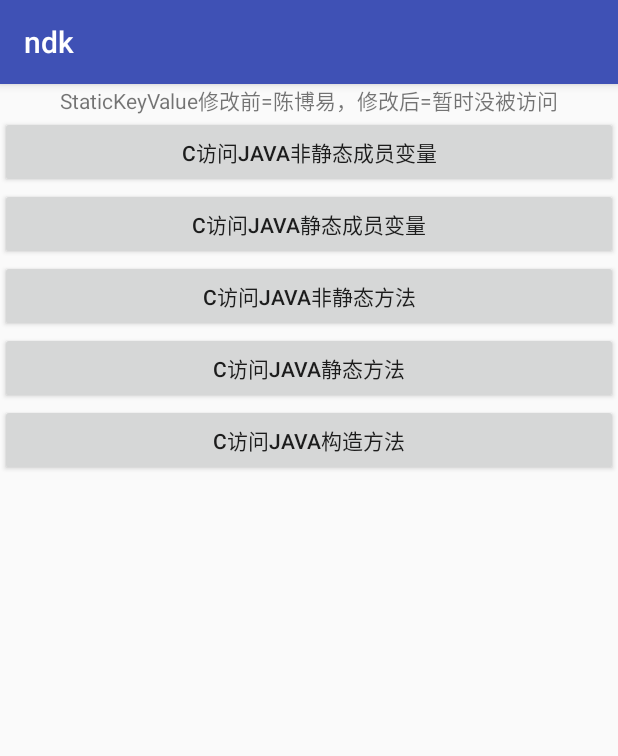
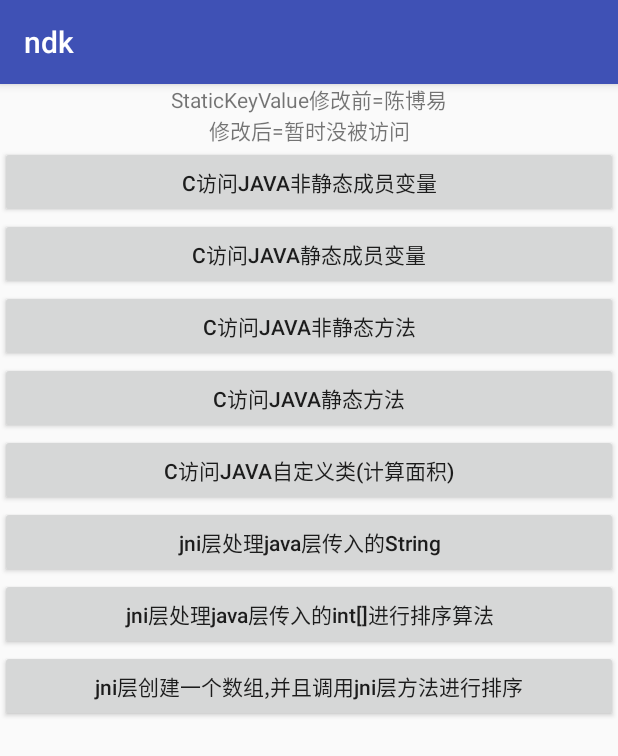
Before and after one commit to httpboy/ndk_jni_learning_demo, an Android app: the screen it shows after launch (MainActivityJni), after a tap on "C访问JAVA静态方法", on a phone screen of 412 x 824 dp. Shown: the top 756 px of the screen. Run offline under Robolectric (Android 15) with nearby library versions, the phone set to English and light mode, and no system bars; 1 statement that could not run was skipped; 3 other taps on this screen came first.

Commit message:
2018年1月18日00:01:20

```diff
--- a/ndk/app/src/main/java/com/example/administrator/ndk/MainActivityJni.java
+++ b/ndk/app/src/main/java/com/example/administrator/ndk/MainActivityJni.java
@@ -6,6 +6,7 @@ import android.view.View;
 import android.widget.Button;
 import android.widget.TextView;
 
+import com.example.administrator.ndk.utils.StringUtils;
 import com.ndk.use.NdkJni;
 
 import java.util.concurrent.TimeUnit;
@@ -18,6 +19,9 @@ public class MainActivityJni extends AppCompatActivity implements View.OnClickLi
     private Button mBtnJni03_btn_jni_03_set_no_static_method;
     private Button mBtnJni03_btn_jni_03_set_static_method;
     private Button mBtnJni03_btn_jni_03_set_ConstructorP_method;
+    private Button mBtnJni03_btn_jni_03_HandString;
+    private Button mBtnJni03_btn_jni_03_HandIntArray;
+    private Button mBtnJni03_btn_jni_03_JniReturnIntArray;
 
     @Override
     protected void onCreate(Bundle savedInstanceState) {
@@ -37,12 +41,18 @@ public class MainActivityJni extends AppCompatActivity implements View.OnClickLi
         mBtnJni03_btn_jni_03_set_no_static_method = (Button) findViewById(R.id.btn_jni_03_set_no_static_method);
         mBtnJni03_btn_jni_03_set_static_method = (Button) findViewById(R.id.btn_jni_03_set_static_method);
         mBtnJni03_btn_jni_03_set_ConstructorP_method = (Button) findViewById(R.id.btn_jni_03_set_ConstructorP_method);
+        mBtnJni03_btn_jni_03_HandString = (Button) findViewById(R.id.btn_jni_03_handle_string);
+        mBtnJni03_btn_jni_03_HandIntArray = (Button) findViewById(R.id.btn_jni_03_handle_intArray);
+        mBtnJni03_btn_jni_03_JniReturnIntArray = (Button) findViewById(R.id.btn_jni_03_jni_return_array);
 
         mBtnJni03.setOnClickListener(this);
         mBtnJni03_btn_jni_03_set_static_value.setOnClickListener(this);
         mBtnJni03_btn_jni_03_set_no_static_method.setOnClickListener(this);
         mBtnJni03_btn_jni_03_set_static_method.setOnClickListener(this);
         mBtnJni03_btn_jni_03_set_ConstructorP_method.setOnClickListener(this);
+        mBtnJni03_btn_jni_03_HandString.setOnClickListener(this);
+        mBtnJni03_btn_jni_03_HandIntArray.setOnClickListener(this);
+        mBtnJni03_btn_jni_03_JniReturnIntArray.setOnClickListener(this);
     }
 
     private void testNdkJni() {
@@ -57,30 +67,30 @@ public class MainActivityJni extends AppCompatActivity implements View.OnClickLi
             {
                 NdkJni ndkJni = new NdkJni();
                 ndkJni.ndkJni03();
-                mTvShow.setText("noStaticKeyValue修改前=0，修改后=" + ndkJni.noStaticKeyValue);
+                mTvShow.setText("noStaticKeyValue修改前=0\n修改后=" + ndkJni.noStaticKeyValue);
             }
             break;
             case R.id.btn_jni_03_set_static_value://c访问java静态成员变量
             {
                 new NdkJni().ndkJni03SetValue();
-                mTvShow.setText("StaticKeyValue修改前=陈博易，修改后=" + NdkJni.staticKeyValue);
+                mTvShow.setText("StaticKeyValue修改前=陈博易\n修改后=" + NdkJni.staticKeyValue);
             }
             break;
             case R.id.btn_jni_03_set_no_static_method://c访问java静态方法
             {
                 NdkJni ndkJni = new NdkJni();
                 ndkJni.ndkJni03SetMethod();
-                mTvShow.setText("StaticKeyValue修改前=陈博易，修改后=" + ndkJni.getMethod());
+                mTvShow.setText("StaticKeyValue修改前=陈博易\n修改后=" + ndkJni.getMethod());
             }
             break;
             case R.id.btn_jni_03_set_static_method://c访问java非静态方法
             {
                 NdkJni ndkJni = new NdkJni();
                 ndkJni.ndkJni03SetStaticMethod();
-                mTvShow.setText("StaticKeyValue修改前=陈博易，修改后=" + NdkJni.staticMethod);
+                mTvShow.setText("StaticKeyValue修改前=陈博易\n修改后=" + NdkJni.staticMethod);
             }
             break;
-            case R.id.btn_jni_03_set_ConstructorP_method://c访问java非静态方法
+            case R.id.btn_jni_03_set_ConstructorP_method://c访问java自定义类(计算面积)
             {
                 NdkJni ndkJni = new NdkJni();
                 int i = ndkJni.ndkJni03CallConstructorMethod();
@@ -88,6 +98,31 @@ public class MainActivityJni extends AppCompatActivity implements View.OnClickLi
 
             }
             break;
+            case R.id.btn_jni_03_handle_string://jni层处理java层传入的String
+            {
+                String handString = NdkJni.ndkJni03HandString("走向全栈工程师");
+                mTvShow.setText("传入String=走向全栈工程师\n返回String=" + handString);
+
+            }
+            break;
+            case R.id.btn_jni_03_handle_intArray://jni层处理java层传入的int[]进行排序算法
+            {
+                int[] numbers = new int[]{5, 9, 1, 3, 7, 8};
+                NdkJni.ndkJni03HandIntArray(numbers);
+                mTvShow.setText("排序前：{5, 9, 1, 3, 7, 8}\n" +
+                        "排序后" + StringUtils.intArraysToString(numbers));
+
+            }
+            break;
+            case R.id.btn_jni_03_jni_return_array://jni层创建一个数组,并且调用jni层方法进行排序
+            {
+                int[] jni03ReturnIntArray = NdkJni.ndkJni03ReturnIntArray(10);
+                NdkJni.ndkJni03HandIntArray(jni03ReturnIntArray);
+                mTvShow.setText("jni层创建一个随机数组" + StringUtils.intArraysToString(jni03ReturnIntArray));
+
+            }
+            break;
+
             default:
                 break;
         }
--- a/ndk/app/src/main/java/com/ndk/use/NdkJni.java
+++ b/ndk/app/src/main/java/com/ndk/use/NdkJni.java
@@ -45,4 +45,9 @@ public class NdkJni {
 
     public native int ndkJni03CallConstructorMethod();
 
+    public static native String ndkJni03HandString(String text);
+
+    public static native void ndkJni03HandIntArray(int[] array);
+
+    public static native int[] ndkJni03ReturnIntArray(int length);
 }
--- a/ndk/app/src/main/res/layout/activity_main_jni.xml
+++ b/ndk/app/src/main/res/layout/activity_main_jni.xml
@@ -12,6 +12,7 @@
         android:layout_width="match_parent"
         android:layout_height="wrap_content"
         android:gravity="center_horizontal"
+        android:minLines="2"
         android:text="演示jni项目" />
 
     <Button
@@ -42,6 +43,27 @@
         android:id="@+id/btn_jni_03_set_ConstructorP_method"
         android:layout_width="match_parent"
         android:layout_height="wrap_content"
-        android:text="c访问java构造方法" />
+        android:text="c访问java自定义类(计算面积)" />
 
+
+    <Button
+        android:id="@+id/btn_jni_03_handle_string"
+        android:layout_width="match_parent"
+        android:layout_height="wrap_content"
+        android:text="jni层处理java层传入的String"
+        android:textAllCaps="false" />
+
+    <Button
+        android:id="@+id/btn_jni_03_handle_intArray"
+        android:layout_width="match_parent"
+        android:layout_height="wrap_content"
+        android:text="jni层处理java层传入的int[]进行排序算法"
+        android:textAllCaps="false" />
+
+    <Button
+        android:id="@+id/btn_jni_03_jni_return_array"
+        android:layout_width="match_parent"
+        android:layout_height="wrap_content"
+        android:text="jni层创建一个数组,并且调用jni层方法进行排序"
+        android:textAllCaps="false" />
 </LinearLayout>
```
Also changed, not shown: ndk/app/src/main/java/com/example/administrator/ndk/utils/StringUtils.java (added, +24 -0 lines), 1 other file.
